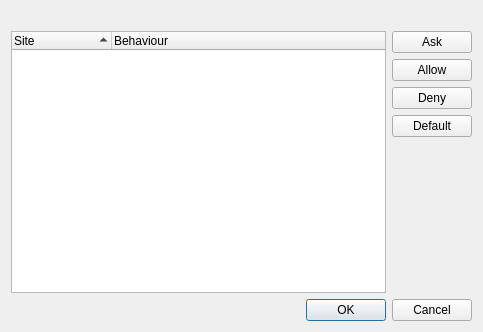
Qt form src/lib/preferences/sitesettingsbrowsedialog.ui (KDE/falkon) before a commit.
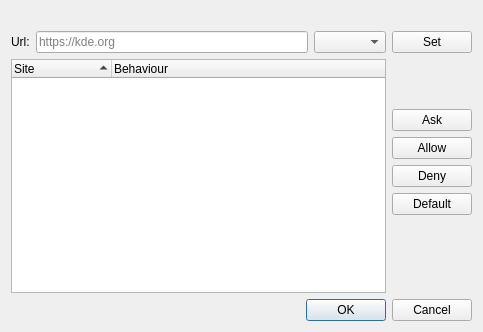
The same form after that commit.

Commit message: Add option to add site permissions in preferences

Diff of the .ui file:
```diff
--- a/src/lib/preferences/sitesettingsbrowsedialog.ui
+++ b/src/lib/preferences/sitesettingsbrowsedialog.ui
@@ -14,7 +14,42 @@
    <string>Site Permissions</string>
   </property>
   <layout class="QGridLayout" name="gridLayout">
-   <item row="1" column="0">
+   <item row="2" column="0">
+    <layout class="QHBoxLayout" name="horizontalLayout">
+     <item>
+      <widget class="QLabel" name="label">
+       <property name="text">
+        <string>Url:</string>
+       </property>
+      </widget>
+     </item>
+     <item>
+      <widget class="QLineEdit" name="urlEdit">
+       <property name="placeholderText">
+        <string>https://kde.org</string>
+       </property>
+      </widget>
+     </item>
+     <item>
+      <widget class="QComboBox" name="urlComboBox"/>
+     </item>
+    </layout>
+   </item>
+   <item row="0" column="0">
+    <widget class="QLabel" name="nameLabel">
+     <property name="text">
+      <string/>
+     </property>
+    </widget>
+   </item>
+   <item row="2" column="1">
+    <widget class="QPushButton" name="createButton">
+     <property name="text">
+      <string>Set</string>
+     </property>
+    </widget>
+   </item>
+   <item row="3" column="0">
     <widget class="QTreeWidget" name="treeWidget">
      <property name="indentation">
       <number>0</number>
@@ -37,8 +72,24 @@
      </column>
     </widget>
    </item>
-   <item row="1" column="1">
+   <item row="3" column="1">
     <layout class="QVBoxLayout" name="verticalLayout_2">
+     <item>
+      <spacer name="verticalSpacer_2">
+       <property name="orientation">
+        <enum>Qt::Orientation::Vertical</enum>
+       </property>
+       <property name="sizeType">
+        <enum>QSizePolicy::Policy::Fixed</enum>
+       </property>
+       <property name="sizeHint" stdset="0">
+        <size>
+         <width>20</width>
+         <height>50</height>
+        </size>
+       </property>
+      </spacer>
+     </item>
      <item>
       <widget class="QPushButton" name="askButton">
        <property name="text">
@@ -70,7 +121,7 @@
      <item>
       <spacer name="verticalSpacer">
        <property name="orientation">
-        <enum>Qt::Vertical</enum>
+        <enum>Qt::Orientation::Vertical</enum>
        </property>
        <property name="sizeHint" stdset="0">
         <size>
@@ -82,20 +133,13 @@
      </item>
     </layout>
    </item>
-   <item row="2" column="0" colspan="2">
+   <item row="4" column="0" colspan="2">
     <widget class="QDialogButtonBox" name="buttonBox">
      <property name="orientation">
-      <enum>Qt::Horizontal</enum>
+      <enum>Qt::Orientation::Horizontal</enum>
      </property>
      <property name="standardButtons">
-      <set>QDialogButtonBox::Cancel|QDialogButtonBox::Ok</set>
-     </property>
-    </widget>
-   </item>
-   <item row="0" column="0">
-    <widget class="QLabel" name="nameLabel">
-     <property name="text">
-      <string/>
+      <set>QDialogButtonBox::StandardButton::Cancel|QDialogButtonBox::StandardButton::Ok</set>
      </property>
     </widget>
    </item>
```
The commit also changes 2 other files.
